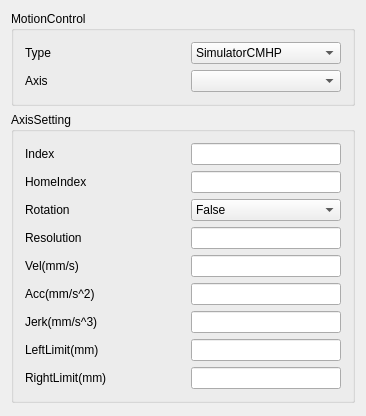
First picture: the form in src/modules/process/Setting/Setting_MotionControl.ui, repository super1wang/LaserCNCv1.0, before the edit.
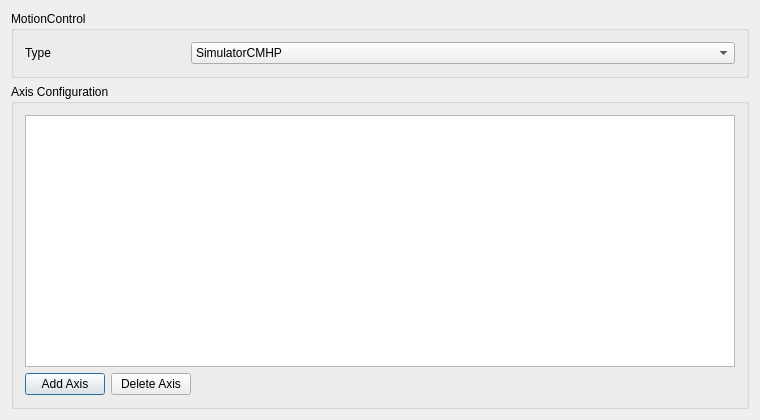
Second picture: the form after the edit.

Diff of the .ui file:
```diff
--- a/src/modules/process/Setting/Setting_MotionControl.ui
+++ b/src/modules/process/Setting/Setting_MotionControl.ui
@@ -6,8 +6,8 @@
    <rect>
     <x>0</x>
     <y>0</y>
-    <width>363</width>
-    <height>416</height>
+    <width>760</width>
+    <height>420</height>
    </rect>
   </property>
   <property name="windowTitle">
@@ -58,152 +58,68 @@
         </item>
        </widget>
       </item>
-      <item row="1" column="0">
-       <widget class="QLabel" name="label_MotionControl_Axis">
-        <property name="text">
-         <string>Axis</string>
-        </property>
-       </widget>
-      </item>
-      <item row="1" column="1">
-       <widget class="QComboBox" name="comboBox_MotionControl_sAxis"/>
-      </item>
      </layout>
     </widget>
    </item>
    <item>
     <widget class="QGroupBox" name="groupBox_AxisSetting">
      <property name="title">
-      <string>AxisSetting</string>
+      <string>Axis Configuration</string>
      </property>
-     <layout class="QFormLayout" name="formLayout_2">
-      <item row="0" column="0">
-       <widget class="QLabel" name="label_AxisSetting_Index">
-        <property name="minimumSize">
-         <size>
-          <width>160</width>
-          <height>0</height>
-         </size>
+     <layout class="QVBoxLayout" name="verticalLayout_2">
+      <item>
+       <widget class="QTableWidget" name="tableWidget_AxisConfig">
+        <property name="alternatingRowColors">
+         <bool>true</bool>
         </property>
-        <property name="text">
-         <string>Index</string>
+        <property name="selectionMode">
+         <enum>QAbstractItemView::SingleSelection</enum>
         </property>
-       </widget>
-      </item>
-      <item row="0" column="1">
-       <widget class="QLineEdit" name="lineEdit_AxisSetting_iIndex"/>
-      </item>
-      <item row="2" column="0">
-       <widget class="QLabel" name="label_AxisSetting_Rotation">
-        <property name="text">
-         <string>Rotation</string>
+        <property name="selectionBehavior">
+         <enum>QAbstractItemView::SelectItems</enum>
         </property>
+        <property name="editTriggers">
+         <set>QAbstractItemView::DoubleClicked</set>
+        </property>
+        <attribute name="horizontalHeaderStretchLastSection">
+         <bool>true</bool>
+        </attribute>
        </widget>
       </item>
-      <item row="2" column="1">
-       <widget class="QComboBox" name="comboBox_AxisSetting_bRotation">
+      <item>
+       <layout class="QHBoxLayout" name="horizontalLayout_Buttons">
         <item>
-         <property name="text">
-          <string>False</string>
-         </property>
+         <widget class="QPushButton" name="pushButton_AddAxis">
+          <property name="text">
+           <string>Add Axis</string>
+          </property>
+         </widget>
         </item>
         <item>
-         <property name="text">
-          <string>True</string>
-         </property>
+         <widget class="QPushButton" name="pushButton_DeleteAxis">
+          <property name="text">
+           <string>Delete Axis</string>
+          </property>
+         </widget>
         </item>
-       </widget>
-      </item>
-      <item row="3" column="0">
-       <widget class="QLabel" name="label_AxisSetting_Resolution">
-        <property name="text">
-         <string>Resolution</string>
-        </property>
-       </widget>
-      </item>
-      <item row="4" column="0">
-       <widget class="QLabel" name="label_AxisSetting_Vel">
-        <property name="text">
-         <string>Vel(mm/s)</string>
-        </property>
-       </widget>
-      </item>
-      <item row="4" column="1">
-       <widget class="QLineEdit" name="lineEdit_AxisSetting_fVel"/>
-      </item>
-      <item row="5" column="0">
-       <widget class="QLabel" name="label_AxisSetting_Acc">
-        <property name="text">
-         <string>Acc(mm/s^2)</string>
-        </property>
-       </widget>
-      </item>
-      <item row="5" column="1">
-       <widget class="QLineEdit" name="lineEdit_AxisSetting_fAcc"/>
-      </item>
-      <item row="6" column="0">
-       <widget class="QLabel" name="label_AxisSetting_Jerk">
-        <property name="text">
-         <string>Jerk(mm/s^3)</string>
-        </property>
-       </widget>
-      </item>
-      <item row="6" column="1">
-       <widget class="QLineEdit" name="lineEdit_AxisSetting_fJerk"/>
-      </item>
-      <item row="7" column="0">
-       <widget class="QLabel" name="label_AxisSetting_LeftLimit">
-        <property name="text">
-         <string>LeftLimit(mm)</string>
-        </property>
-       </widget>
-      </item>
-      <item row="7" column="1">
-       <widget class="QLineEdit" name="lineEdit_AxisSetting_fLeftLimit"/>
-      </item>
-      <item row="8" column="0">
-       <widget class="QLabel" name="label_AxisSetting_RightLimit">
-        <property name="text">
-         <string>RightLimit(mm)</string>
-        </property>
-       </widget>
-      </item>
-      <item row="8" column="1">
-       <widget class="QLineEdit" name="lineEdit_AxisSetting_fRightLimit">
-        <property name="text">
-         <string/>
-        </property>
-       </widget>
-      </item>
-      <item row="3" column="1">
-       <widget class="QLineEdit" name="lineEdit_AxisSetting_fResolution"/>
-      </item>
-      <item row="1" column="0">
-       <widget class="QLabel" name="label_AxisSetting_HomeIndex">
-        <property name="text">
-         <string>HomeIndex</string>
-        </property>
-       </widget>
-      </item>
-      <item row="1" column="1">
-       <widget class="QLineEdit" name="lineEdit_AxisSetting_iHomeIndex"/>
+        <item>
+         <spacer name="horizontalSpacer_Buttons">
+          <property name="orientation">
+           <enum>Qt::Orientation::Horizontal</enum>
+          </property>
+          <property name="sizeHint" stdset="0">
+           <size>
+            <width>40</width>
+            <height>20</height>
+           </size>
+          </property>
+         </spacer>
+        </item>
+       </layout>
       </item>
      </layout>
     </widget>
    </item>
-   <item>
-    <spacer name="verticalSpacer">
-     <property name="orientation">
-      <enum>Qt::Orientation::Vertical</enum>
-     </property>
-     <property name="sizeHint" stdset="0">
-      <size>
-       <width>20</width>
-       <height>0</height>
-      </size>
-     </property>
-    </spacer>
-   </item>
   </layout>
  </widget>
  <layoutdefault spacing="6" margin="11"/>
```
Left out of the diff: 2 changed lines with no effect on the pictures.
